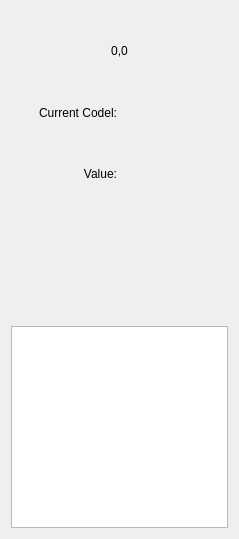
Qt form DebugWidget.ui (Ramblurr/PietCreator) before a commit.
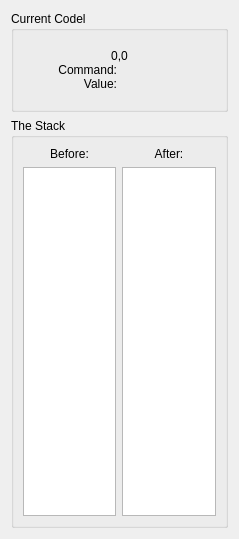
The same form after that commit.

Commit message: Keep track of the state of the stack before and after a command is executed, and display it in the debug widget.

What changed in the file:
```diff
--- a/DebugWidget.ui
+++ b/DebugWidget.ui
@@ -13,8 +13,20 @@
   <property name="windowTitle">
    <string>Form</string>
   </property>
-  <layout class="QGridLayout" name="gridLayout_2">
-   <item row="0" column="0">
+  <layout class="QVBoxLayout" name="verticalLayout_4" stretch="100,900">
+   <item>
+    <widget class="QGroupBox" name="groupBox_2">
+     <property name="sizePolicy">
+      <sizepolicy hsizetype="Preferred" vsizetype="Minimum">
+       <horstretch>0</horstretch>
+       <verstretch>0</verstretch>
+      </sizepolicy>
+     </property>
+     <property name="title">
+      <string>Current Codel</string>
+     </property>
+     <layout class="QVBoxLayout" name="verticalLayout_5">
+      <item>
     <widget class="QStackedWidget" name="mStackedWidget">
      <property name="sizePolicy">
       <sizepolicy hsizetype="Preferred" vsizetype="Preferred">
@@ -42,26 +54,6 @@
        <property name="verticalSpacing">
         <number>0</number>
        </property>
-       <item row="0" column="0" colspan="2">
-        <widget class="QLabel" name="mCoordinate">
-         <property name="text">
-          <string>0,0</string>
-         </property>
-         <property name="alignment">
-          <set>Qt::AlignCenter</set>
-         </property>
-        </widget>
-       </item>
-       <item row="1" column="0">
-        <widget class="QLabel" name="label_2">
-         <property name="text">
-          <string>Current Codel:</string>
-         </property>
-         <property name="alignment">
-          <set>Qt::AlignRight|Qt::AlignTrailing|Qt::AlignVCenter</set>
-         </property>
-        </widget>
-       </item>
        <item row="1" column="1">
         <widget class="QLabel" name="mActionLabel">
          <property name="text">
@@ -86,9 +78,32 @@
          </property>
         </widget>
        </item>
-      </layout>
-      <zorder></zorder>
-      <zorder></zorder>
+          <item row="0" column="0" colspan="2">
+           <widget class="QLabel" name="mCoordinate">
+            <property name="text">
+             <string>0,0</string>
+            </property>
+            <property name="alignment">
+             <set>Qt::AlignCenter</set>
+            </property>
+           </widget>
+          </item>
+          <item row="1" column="0">
+           <widget class="QLabel" name="label_2">
+            <property name="text">
+             <string>Command:</string>
+            </property>
+            <property name="alignment">
+             <set>Qt::AlignRight|Qt::AlignTrailing|Qt::AlignVCenter</set>
+            </property>
+           </widget>
+          </item>
+         </layout>
+         <zorder>mActionLabel</zorder>
+         <zorder>label_3</zorder>
+         <zorder>mValueLabel</zorder>
+         <zorder>mCoordinate</zorder>
+         <zorder>label_2</zorder>
      </widget>
      <widget class="QWidget" name="mNothingPage">
       <layout class="QVBoxLayout" name="verticalLayout_3">
@@ -106,54 +121,57 @@
      </widget>
     </widget>
    </item>
-   <item row="1" column="0">
+     </layout>
+    </widget>
+   </item>
+   <item>
+    <widget class="QGroupBox" name="groupBox">
+     <property name="sizePolicy">
+      <sizepolicy hsizetype="Preferred" vsizetype="Expanding">
+       <horstretch>0</horstretch>
+       <verstretch>0</verstretch>
+      </sizepolicy>
+     </property>
+     <property name="title">
+      <string>The Stack</string>
+     </property>
     <layout class="QHBoxLayout" name="horizontalLayout">
      <item>
-      <spacer name="horizontalSpacer">
-       <property name="orientation">
-        <enum>Qt::Horizontal</enum>
-       </property>
-       <property name="sizeHint" stdset="0">
-        <size>
-         <width>40</width>
-         <height>20</height>
-        </size>
-       </property>
-      </spacer>
+       <layout class="QVBoxLayout" name="verticalLayout">
+        <item>
+         <widget class="QLabel" name="label_4">
+          <property name="text">
+           <string>Before:</string>
+          </property>
+          <property name="alignment">
+           <set>Qt::AlignCenter</set>
+          </property>
+         </widget>
      </item>
      <item>
-      <widget class="QWidget" name="mCompass" native="true">
-       <property name="sizePolicy">
-        <sizepolicy hsizetype="Fixed" vsizetype="Fixed">
-         <horstretch>0</horstretch>
-         <verstretch>0</verstretch>
-        </sizepolicy>
-       </property>
-       <property name="minimumSize">
-        <size>
-         <width>100</width>
-         <height>100</height>
-        </size>
+         <widget class="QListWidget" name="mBeforeStack"/>
+        </item>
+       </layout>
+      </item>
+      <item>
+       <layout class="QVBoxLayout" name="verticalLayout_2">
+        <item>
+         <widget class="QLabel" name="label_5">
+          <property name="text">
+           <string>After:</string>
+          </property>
+          <property name="alignment">
+           <set>Qt::AlignCenter</set>
        </property>
       </widget>
      </item>
      <item>
-      <spacer name="horizontalSpacer_2">
-       <property name="orientation">
-        <enum>Qt::Horizontal</enum>
-       </property>
-       <property name="sizeHint" stdset="0">
-        <size>
-         <width>40</width>
-         <height>20</height>
-        </size>
-       </property>
-      </spacer>
+         <widget class="QListWidget" name="mAfterStack"/>
      </item>
     </layout>
    </item>
-   <item row="2" column="0">
-    <widget class="QListView" name="mStackView"/>
+     </layout>
+    </widget>
    </item>
   </layout>
  </widget>
```
Lines whose indentation alone changed are shown as unchanged. The commit also changes 4 other files.
